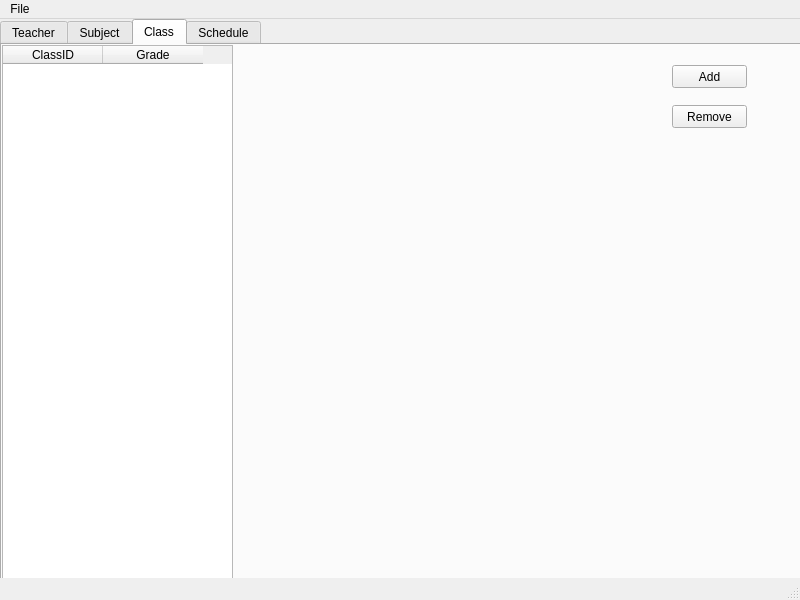
Before: the Qt Designer form mainwindow.ui in imhoiamcat/ScheduleMaker, drawn with Qt 5.
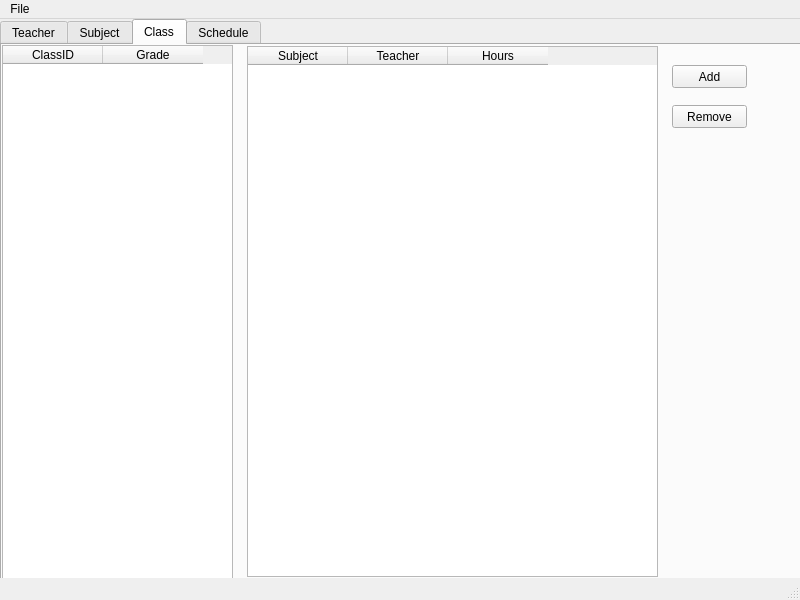
After: the same form once the commit is applied.

What changed in the file:
```diff
--- a/mainwindow.ui
+++ b/mainwindow.ui
@@ -304,6 +304,34 @@
        <string>Remove</string>
       </property>
      </widget>
+     <widget class="QTableWidget" name="gradeDetailsTableWidget">
+      <property name="geometry">
+       <rect>
+        <x>245</x>
+        <y>1</y>
+        <width>411</width>
+        <height>531</height>
+       </rect>
+      </property>
+      <property name="columnCount">
+       <number>3</number>
+      </property>
+      <column>
+       <property name="text">
+        <string>Subject</string>
+       </property>
+      </column>
+      <column>
+       <property name="text">
+        <string>Teacher</string>
+       </property>
+      </column>
+      <column>
+       <property name="text">
+        <string>Hours</string>
+       </property>
+      </column>
+     </widget>
     </widget>
     <widget class="QWidget" name="Schedule">
      <attribute name="title">
```
